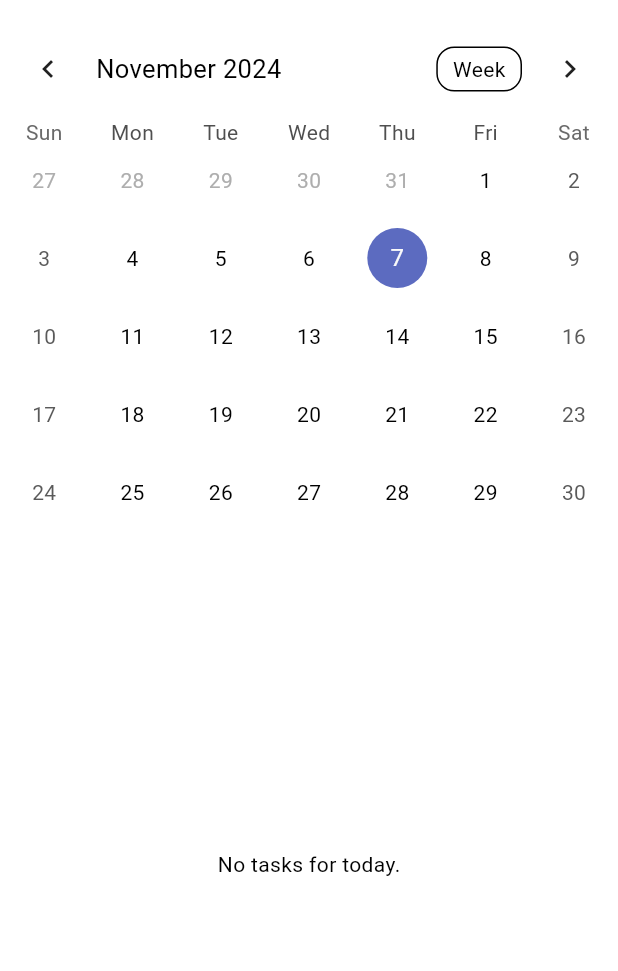
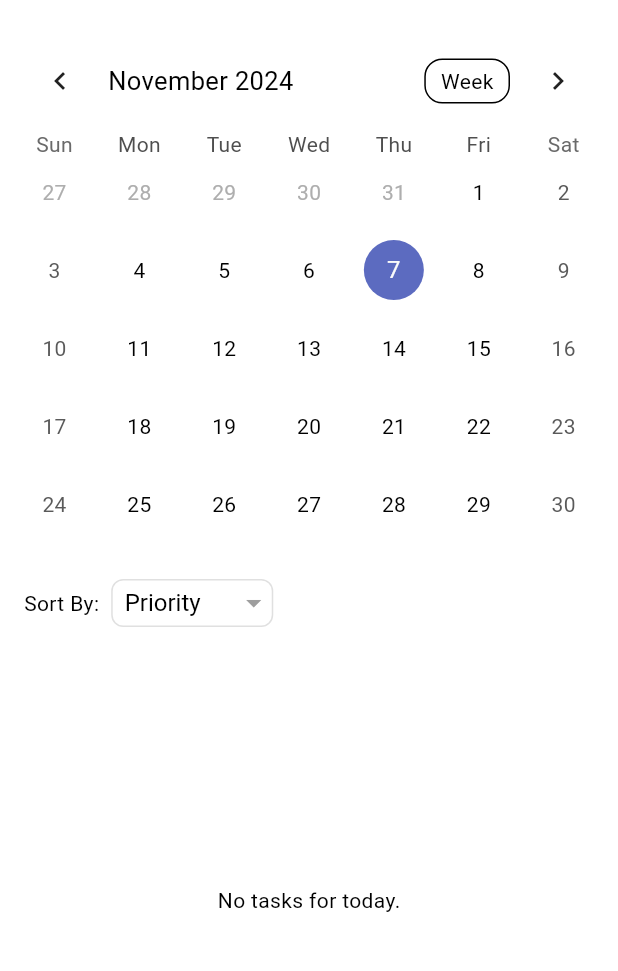
Before and after one commit to KaozhiChen/task_manager, a Flutter app: the HomePage screen opened directly with empty values, on a phone screen of 412 x 824 dp, the part 63-1034 px from its top. Run offline on Flutter 3.47's test engine with Material 3 defaults, Android fonts, the phone set to English and light mode, and no system bars; drawn by our look-alikes of table_calendar; our stand-ins replace cloud_firestore, firebase_auth, firebase_core; accounts and stored records are empty.

Commit message:
implement sorting functionality

```diff
--- a/lib/pages/home_page.dart
+++ b/lib/pages/home_page.dart
@@ -2,6 +2,7 @@ import 'package:flutter/material.dart';
 import 'package:table_calendar/table_calendar.dart';
 import 'package:cloud_firestore/cloud_firestore.dart';
 import 'package:task_manager/pages/add_task.dart';
+import 'package:intl/intl.dart';
 
 class HomePage extends StatefulWidget {
   final ValueChanged<DateTime> onDateSeleted;
@@ -15,6 +16,7 @@ class HomePage extends StatefulWidget {
 class _HomePageState extends State<HomePage> {
   DateTime _selectedDate = DateTime.now();
   CalendarFormat _calendarFormat = CalendarFormat.month;
+  String _sortOption = 'Priority';
 
   void _showEditTaskBottomSheet({String? taskId}) {
     showModalBottomSheet(
@@ -42,6 +44,20 @@ class _HomePageState extends State<HomePage> {
     FirebaseFirestore.instance.collection('tasks').doc(taskId).delete();
   }
 
+  // get priority numbers
+  int _getPriorityValue(String priority) {
+    switch (priority) {
+      case 'High':
+        return 1;
+      case 'Middle':
+        return 2;
+      case 'Low':
+        return 3;
+      default:
+        return 4;
+    }
+  }
+
   // get priority colors
   Color _getPriortyColor(String priority) {
     switch (priority) {
@@ -63,6 +79,8 @@ class _HomePageState extends State<HomePage> {
         title: const Text("Task Manager"),
       ),
       body: SafeArea(
+        child: Padding(
+          padding: const EdgeInsets.all(8.0),
           child: Column(
             children: [
               // table calendar
@@ -93,6 +111,57 @@ class _HomePageState extends State<HomePage> {
                 height: 16,
               ),
 
+              // sorting and filtering
+              Padding(
+                padding: const EdgeInsets.all(8.0),
+                child: Row(
+                  children: [
+                    Row(
+                      children: [
+                        const Text('Sort By:'),
+                        const SizedBox(
+                          width: 8,
+                        ),
+                        Container(
+                          height: 32,
+                          padding: const EdgeInsets.only(left: 8),
+                          decoration: BoxDecoration(
+                            color: Colors.white,
+                            borderRadius: BorderRadius.circular(8),
+                            border: Border.all(color: Colors.grey.shade300),
+                          ),
+                          child: DropdownButtonHideUnderline(
+                            child: DropdownButton<String>(
+                              value: _sortOption,
+                              icon: const Icon(Icons.arrow_drop_down,
+                                  color: Colors.grey),
+                              style: const TextStyle(
+                                  color: Colors.black, fontSize: 16),
+                              onChanged: (String? newValue) {
+                                setState(() {
+                                  _sortOption = newValue!;
+                                });
+                              },
+                              items: <String>[
+                                'Priority',
+                                'Start Time',
+                                'Status'
+                              ].map<DropdownMenuItem<String>>((String value) {
+                                return DropdownMenuItem<String>(
+                                  value: value,
+                                  child: Text(value),
+                                );
+                              }).toList(),
+                            ),
+                          ),
+                        )
+                      ],
+                    ),
+                    Row()
+                  ],
+                ),
+              ),
+
               // task list
               Expanded(
                   child: StreamBuilder<QuerySnapshot>(
@@ -114,6 +183,29 @@ class _HomePageState extends State<HomePage> {
                               taskDate.month == _selectedDate.month &&
                               taskDate.day == _selectedDate.day;
                         }).toList();
+
+                        // sort list according to different features
+                        tasks.sort((a, b) {
+                          switch (_sortOption) {
+                            case 'Priority':
+                              return _getPriorityValue(a['priority'])
+                                  .compareTo(_getPriorityValue(b['priority']));
+                            case 'Start Time':
+                              DateTime startTimeA =
+                                  DateFormat("h:mm a").parse(a['startTime']);
+                              DateTime startTimeB =
+                                  DateFormat("h:mm a").parse(b['startTime']);
+                              return startTimeA.compareTo(startTimeB);
+                            case 'Status':
+                              bool aStatus = a['status'] as bool;
+                              bool bStatus = b['status'] as bool;
+                              return aStatus == bStatus
+                                  ? 0
+                                  : (aStatus ? 1 : -1);
+                            default:
+                              return 0;
+                          }
+                        });
 
                         if (tasks.isEmpty) {
                           return const Center(
@@ -188,6 +280,7 @@ class _HomePageState extends State<HomePage> {
             ],
           ),
         ),
+      ),
     );
   }
 }
--- a/pubspec.yaml
+++ b/pubspec.yaml
@@ -34,6 +34,7 @@ dependencies:
   cloud_firestore: ^5.4.4
   firebase_auth: ^5.3.1
   table_calendar: ^3.1.2
+  intl: ^0.19.0
 
   # The following adds the Cupertino Icons font to your application.
   # Use with the CupertinoIcons class for iOS style icons.
```
Also changed, not shown: pubspec.lock. Lines whose indentation alone changed are shown as unchanged.
